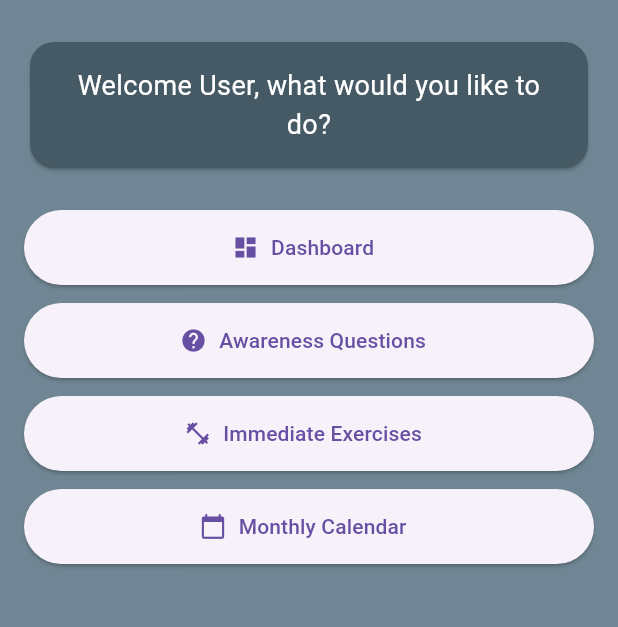
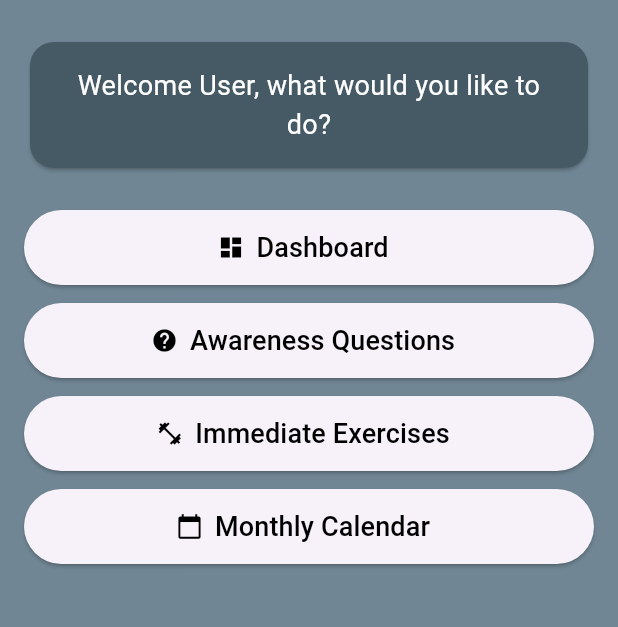
Before and after one commit to SantiagoBoscan07/Stress-and-Anxiety-Management-App-iOS, a Flutter app: the screen it shows after launch, on a phone screen of 412 x 824 dp, the part 378-1005 px from its top. Run offline on Flutter 3.47's test engine with Material 3 defaults, Android fonts, the light colour scheme and no system bars.

Commit message:
Refactor components in the home screen

```diff
--- /dev/null
+++ b/stress_and_anxiety_management_app_ios/lib/Components/ActionButton.dart
@@ -0,0 +1,39 @@
+import 'package:flutter/material.dart';
+
+class ActionButton extends StatelessWidget {
+  final String label;
+  final IconData icon;
+  final VoidCallback onPressed;
+  final double fontSize;
+  final Color textColor;
+  final double height;
+
+  const ActionButton({
+    super.key,
+    required this.label,
+    required this.icon,
+    required this.onPressed,
+    this.fontSize = 18,
+    this.textColor = Colors.black,
+    this.height = 50,
+  });
+
+  @override
+  Widget build(BuildContext context) {
+    return ElevatedButton.icon(
+      onPressed: onPressed,
+      icon: Icon(icon, color: textColor),
+      label: Text(
+        label,
+        style: TextStyle(
+          fontSize: fontSize,
+          color: textColor,
+        ),
+      ),
+      style: ElevatedButton.styleFrom(
+        minimumSize: Size.fromHeight(height),
+        foregroundColor: textColor, // ensures text & icon color
+      ),
+    );
+  }
+}
--- /dev/null
+++ b/stress_and_anxiety_management_app_ios/lib/Screens/HomeScreen.dart
@@ -0,0 +1,49 @@
+import 'package:flutter/material.dart';
+import '../ViewModels/HomeViewModel.dart';
+
+class HomeScreen extends StatelessWidget {
+  const HomeScreen({super.key});
+
+  @override
+  Widget build(BuildContext context) {
+    final viewModel = HomeViewModel(); // initialize viewmodel
+
+    return Scaffold(
+      backgroundColor: const Color(0xFF708694),
+      appBar: AppBar(
+        title: const Text('Home'),
+        centerTitle: true,
+      ),
+      body: SingleChildScrollView(
+        padding: const EdgeInsets.all(16),
+        child: Column(
+          children: [
+            Image.asset(
+              'assets/logo.png',
+              width: 200,
+              height: 180,
+            ),
+            const SizedBox(height: 24),
+            Card(
+              color: Colors.blueGrey[700],
+              shape: RoundedRectangleBorder(
+                  borderRadius: BorderRadius.circular(16)),
+              child: const Padding(
+                padding: EdgeInsets.all(16),
+                child: Text(
+                  'Welcome User, what would you like to do?',
+                  textAlign: TextAlign.center,
+                  style: TextStyle(color: Colors.white, fontSize: 18),
+                ),
+              ),
+            ),
+            const SizedBox(height: 24),
+            Column(
+              children: viewModel.getButtons(),
+            ),
+          ],
+        ),
+      ),
+    );
+  }
+}
--- /dev/null
+++ b/stress_and_anxiety_management_app_ios/lib/ViewModels/HomeViewModel.dart
@@ -0,0 +1,32 @@
+import 'package:flutter/material.dart';
+import '../Components/ActionButton.dart';
+
+class HomeViewModel {
+  List<Widget> getButtons() {
+    return [
+      ActionButton(
+        label: 'Dashboard',
+        icon: Icons.dashboard,
+        onPressed: () {},
+      ),
+      const SizedBox(height: 12),
+      ActionButton(
+        label: 'Awareness Questions',
+        icon: Icons.help,
+        onPressed: () {},
+      ),
+      const SizedBox(height: 12),
+      ActionButton(
+        label: 'Immediate Exercises',
+        icon: Icons.fitness_center,
+        onPressed: () {},
+      ),
+      const SizedBox(height: 12),
+      ActionButton(
+        label: 'Monthly Calendar',
+        icon: Icons.calendar_today,
+        onPressed: () {},
+      ),
+    ];
+  }
+}
--- a/stress_and_anxiety_management_app_ios/lib/main.dart
+++ b/stress_and_anxiety_management_app_ios/lib/main.dart
@@ -1,4 +1,5 @@
 import 'package:flutter/material.dart';
+import '../Screens/HomeScreen.dart';
 
 void main() {
   runApp(const MyApp());
@@ -12,92 +13,8 @@ class MyApp extends StatelessWidget {
     return MaterialApp(
       debugShowCheckedModeBanner: false,
       title: 'Stress & Anxiety App',
-      theme: ThemeData(
-        primarySwatch: Colors.blue,
-      ),
+      theme: ThemeData(primarySwatch: Colors.blue),
       home: const HomeScreen(),
     );
   }
 }
-
-class HomeScreen extends StatelessWidget {
-  const HomeScreen({super.key});
-
-  @override
-  Widget build(BuildContext context) {
-    return Scaffold(
-      backgroundColor: const Color(0xFF708694), // updated color
-      appBar: AppBar(
-        title: const Text('Home'),
-        centerTitle: true,
-      ),
-      body: SingleChildScrollView(
-        padding: const EdgeInsets.all(16),
-        child: Column(
-          children: [
-            // App logo
-            Image.asset(
-              'assets/logo.png',
-              width: 200,
-              height: 180,
-            ),
-            const SizedBox(height: 24),
-
-            // Welcome message
-            Card(
-              color: Colors.blueGrey[700],
-              shape: RoundedRectangleBorder(
-                  borderRadius: BorderRadius.circular(16)),
-              child: const Padding(
-                padding: EdgeInsets.all(16),
-                child: Text(
-                  'Welcome User, what would you like to do?',
-                  textAlign: TextAlign.center,
-                  style: TextStyle(color: Colors.white, fontSize: 18),
-                ),
-              ),
-            ),
-            const SizedBox(height: 24),
-
-            // Action buttons
-            Column(
-              children: [
-                ElevatedButton.icon(
-                  onPressed: () {},
-                  icon: const Icon(Icons.dashboard),
-                  label: const Text('Dashboard'),
-                  style: ElevatedButton.styleFrom(
-                      minimumSize: const Size.fromHeight(50)),
-                ),
-                const SizedBox(height: 12),
-                ElevatedButton.icon(
-                  onPressed: () {},
-                  icon: const Icon(Icons.help),
-                  label: const Text('Awareness Questions'),
-                  style: ElevatedButton.styleFrom(
-                      minimumSize: const Size.fromHeight(50)),
-                ),
-                const SizedBox(height: 12),
-                ElevatedButton.icon(
-                  onPressed: () {},
-                  icon: const Icon(Icons.fitness_center),
-                  label: const Text('Immediate Exercises'),
-                  style: ElevatedButton.styleFrom(
-                      minimumSize: const Size.fromHeight(50)),
-                ),
-                const SizedBox(height: 12),
-                ElevatedButton.icon(
-                  onPressed: () {},
-                  icon: const Icon(Icons.calendar_today),
-                  label: const Text('Monthly Calendar'),
-                  style: ElevatedButton.styleFrom(
-                      minimumSize: const Size.fromHeight(50)),
-                ),
-              ],
-            ),
-          ],
-        ),
-      ),
-    );
-  }
-}
```
